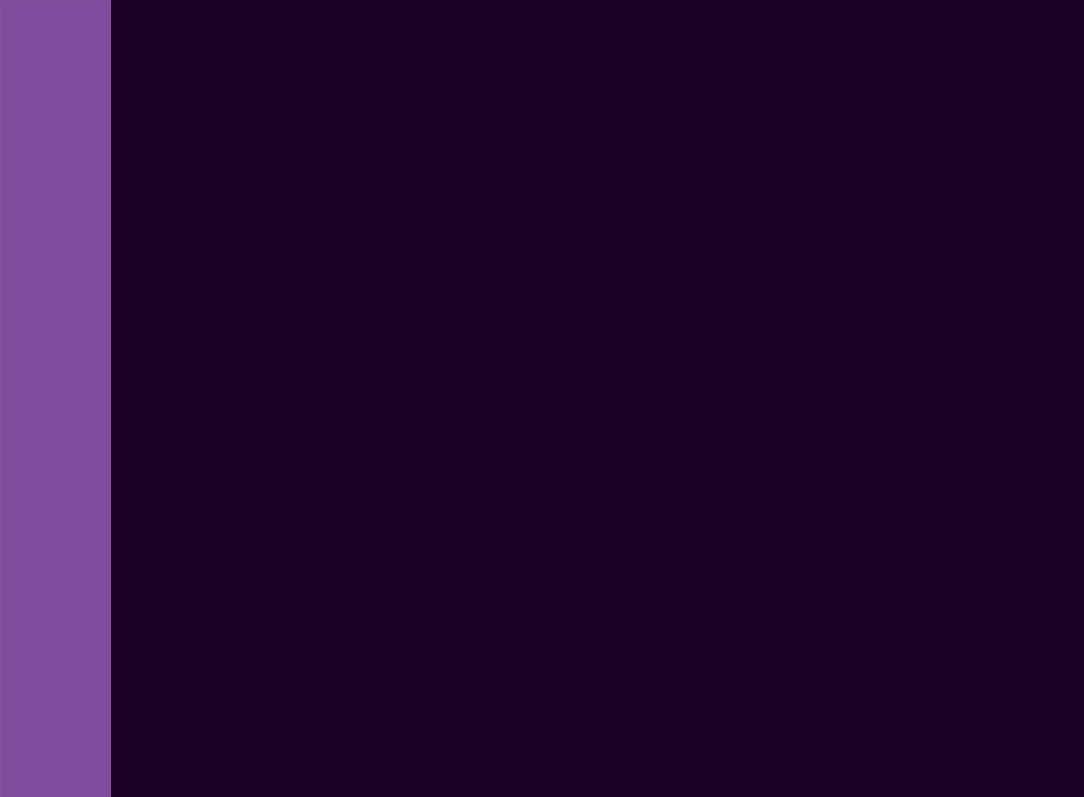
Above: menu.ui from ZeNik77/MEGAPROJECT before the change. Below: the same form after it.
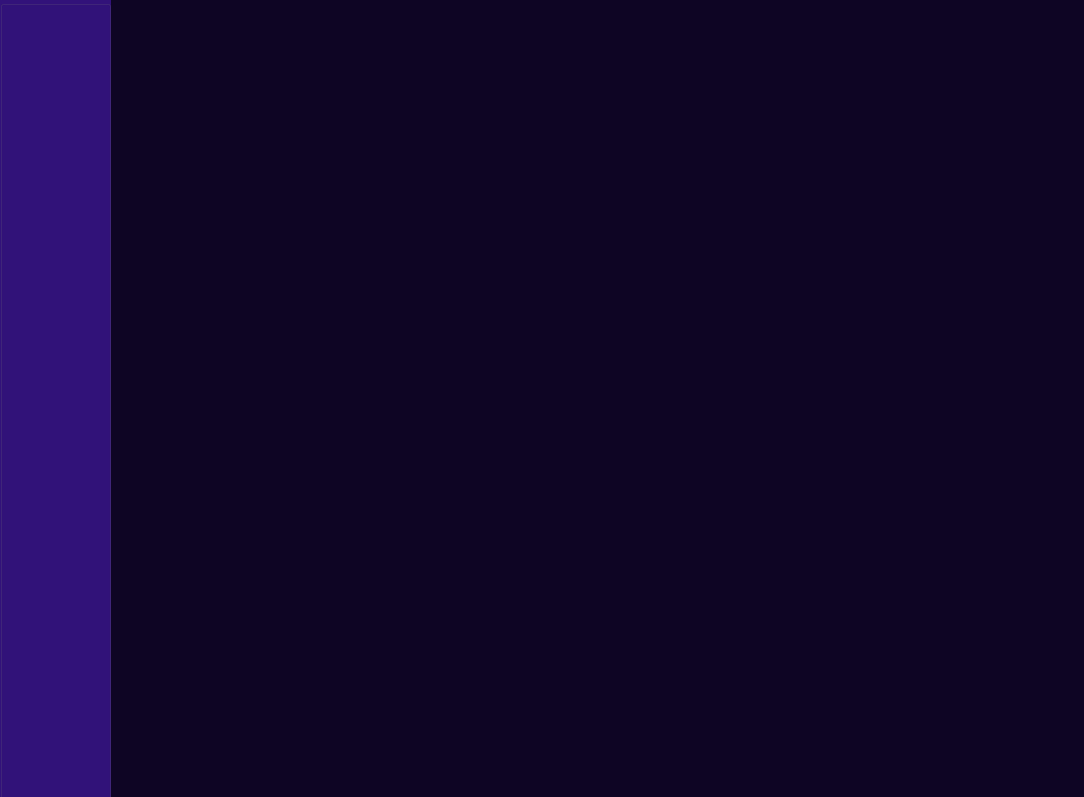
That is the form after the change.

Commit message: FUCKING COLOURS

Patch:
```diff
--- a/menu.ui
+++ b/menu.ui
@@ -14,7 +14,7 @@
    <string>MainWindow</string>
   </property>
   <property name="styleSheet">
-   <string notr="true">background-color: #1A0128;</string>
+   <string notr="true">background-color: #0e0524;</string>
   </property>
   <widget class="QWidget" name="centralwidget">
    <widget class="QGroupBox" name="groupBox">
@@ -27,7 +27,7 @@
      </rect>
     </property>
     <property name="styleSheet">
-     <string notr="true">background-color: #814D9F;</string>
+     <string notr="true">background-color: #32127a;</string>
     </property>
     <property name="title">
      <string/>
```
